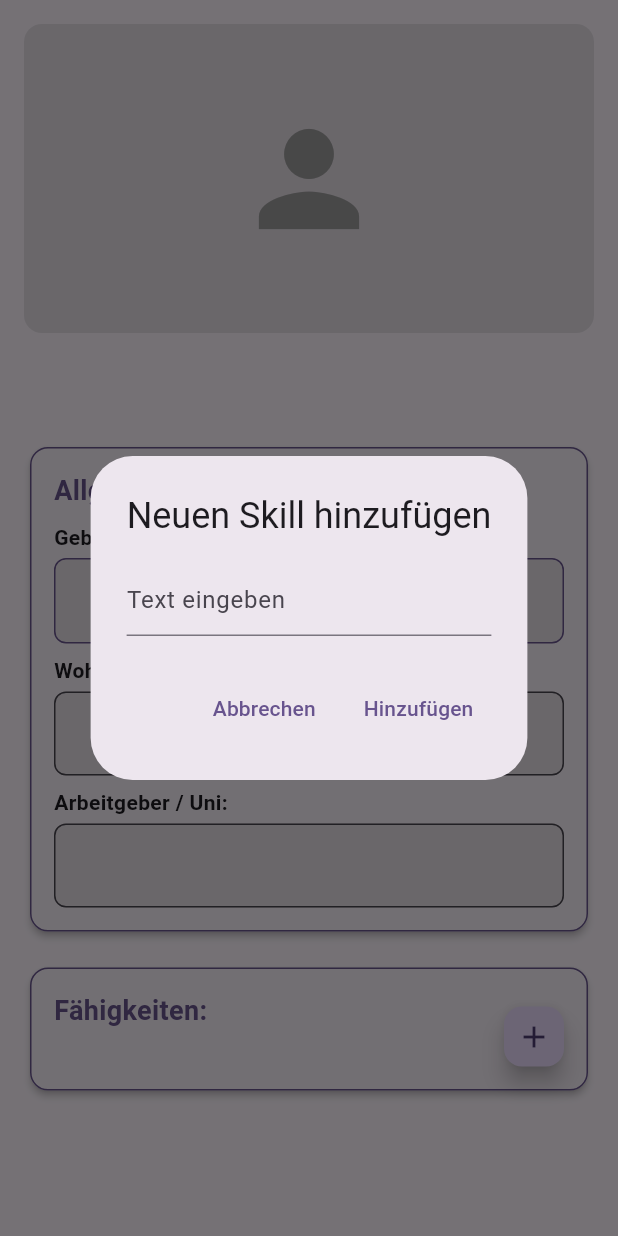
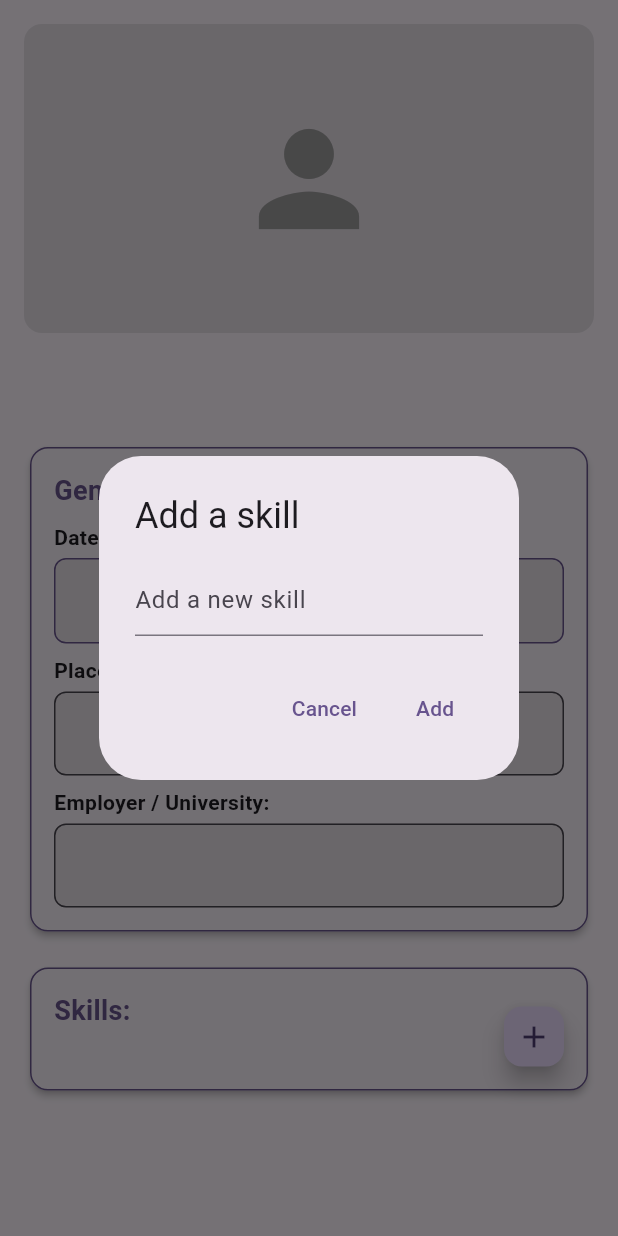
Before and after one commit to Driemtax/connect2, a Flutter app: the OwnCardView screen opened directly with empty values, after a tap on the "add" icon, on a phone screen of 412 x 824 dp. Run offline on Flutter 3.47's test engine with Material 3 defaults, Android fonts, the phone set to English and light mode, and no system bars; our stand-ins replace flutter_contacts, flutter_i18n, image_picker, permission_handler, shared_preferences, sqflite; accounts and stored records are empty; statements that could not run were skipped.

Commit message:
feat: english i18 support for own_card

```diff
--- a/assets/flutter_i18n/en.json
+++ b/assets/flutter_i18n/en.json
@@ -23,6 +23,9 @@
         "skills": "Skills",
         "notes": "Notes",
         "gen_info": "General Information"
-
+    },
+    "own_card":{
+        "add_skill": "Add a skill",
+        "add_new_skill": "Add a new skill"
     }
 }
--- a/lib/screens/own_card.dart
+++ b/lib/screens/own_card.dart
@@ -1,6 +1,7 @@
 import 'dart:io';
 import 'package:connect2/helper/contact_manager.dart';
 import 'package:flutter/material.dart';
+import 'package:flutter_i18n/flutter_i18n.dart';
 import 'package:intl/intl.dart';
 import 'package:image_picker/image_picker.dart';
 import 'package:permission_handler/permission_handler.dart';
@@ -110,14 +111,14 @@ class _OwnCardViewState extends State<OwnCardView> {
         return StatefulBuilder(
           builder: (context, setState) {
             return AlertDialog(
-              title: const Text('Neuen Skill hinzufügen'),
+              title: Text(FlutterI18n.translate(context, "own_card.add_skill")),
               content: Column(
                 mainAxisSize: MainAxisSize.min,
                 children: [
                   TextField(
                     decoration: InputDecoration(
-                      hintText: "Text eingeben",
-                      errorText: isError ? 'Feld darf nicht leer sein' : null,
+                      hintText: FlutterI18n.translate(context, "own_card.add_new_skill"),
+                      errorText: isError ? FlutterI18n.translate(context, "person_view.empty_field_error") : null,
                     ),
                     onChanged: (value) {
                       setState(() {
@@ -132,13 +133,13 @@ class _OwnCardViewState extends State<OwnCardView> {
               ),
               actions: <Widget>[
                 TextButton(
-                  child: const Text('Abbrechen'),
+                  child: Text(FlutterI18n.translate(context, "person_view.cancel")),
                   onPressed: () {
                     Navigator.of(context).pop();
                   },
                 ),
                 TextButton(
-                  child: const Text('Hinzufügen'),
+                  child: Text(FlutterI18n.translate(context, "person_view.add")),
                   onPressed: () {
                     if (itemText.isEmpty) {
                       setState(() {
@@ -197,18 +198,18 @@ class _OwnCardViewState extends State<OwnCardView> {
     context: context,
     builder: (BuildContext context) {
       return AlertDialog(
-        title: const Text('Berechtigung benötigt'),
-        content: const Text(
-            'Diese Berechtigung wird benötigt, um auf die Kamera oder die Galerie zugreifen zu können.'),
+        title: Text(FlutterI18n.translate(context, "person_view.camera_galarie_permission_required")),
+        content: Text(
+            FlutterI18n.translate(context, "person_view.camera_galarie_permission_explained")),
         actions: [
           TextButton(
-            child: const Text('Abbrechen'),
+            child: Text(FlutterI18n.translate(context, "person_view.cancel")),
             onPressed: () {
               Navigator.of(context).pop();
             },
           ),
           TextButton(
-            child: const Text('Zu den Einstellungen'),
+            child: Text(FlutterI18n.translate(context, "person_view.to_settings")),
             onPressed: () {
               Navigator.of(context).pop();
               openAppSettings();
@@ -230,7 +231,7 @@ class _OwnCardViewState extends State<OwnCardView> {
           children: [
             ListTile(
               leading: const Icon(Icons.photo),
-              title: const Text('Galerie'),
+              title: Text(FlutterI18n.translate(context, "person_view.gallery")),
               onTap: () {
                 Navigator.pop(context);
                 _pickImage(ImageSource.gallery);
@@ -238,7 +239,7 @@ class _OwnCardViewState extends State<OwnCardView> {
             ),
             ListTile(
               leading: const Icon(Icons.camera_alt),
-              title: const Text('Kamera'),
+              title: Text(FlutterI18n.translate(context, "person_view.camera")),
               onTap: () {
                 Navigator.pop(context);
                 _pickImage(ImageSource.camera);
@@ -303,13 +304,13 @@ class _OwnCardViewState extends State<OwnCardView> {
               // Allgemeine Informationen
               _buildInfoCard(
                 colorScheme,
-                'Allgemeine Informationen',
+                FlutterI18n.translate(context, "person_view.gen_info"),
                 [
-                  _buildDatePickerRow("Geburtsdatum", _birthDate, colorScheme),
+                  _buildDatePickerRow(FlutterI18n.translate(context, "person_view.birthday"), _birthDate, colorScheme),
                   const SizedBox(height: 8),
-                  _buildEditableInfoRow("Wohnort", _residence, colorScheme),
+                  _buildEditableInfoRow(FlutterI18n.translate(context, "person_view.address"), _residence, colorScheme),
                   const SizedBox(height: 8),
-                  _buildEditableInfoRow("Arbeitgeber / Uni", _employer, colorScheme)
+                  _buildEditableInfoRow(FlutterI18n.translate(context, "person_view.employer/uni"), _employer, colorScheme)
                 ],
               ),
 
@@ -318,7 +319,7 @@ class _OwnCardViewState extends State<OwnCardView> {
               // Skills
               _buildInfoCard(
                 colorScheme,
-                'Fähigkeiten',
+                FlutterI18n.translate(context, "person_view.skills"),
                 [
                   ListView.builder(
                     shrinkWrap: true,
```
